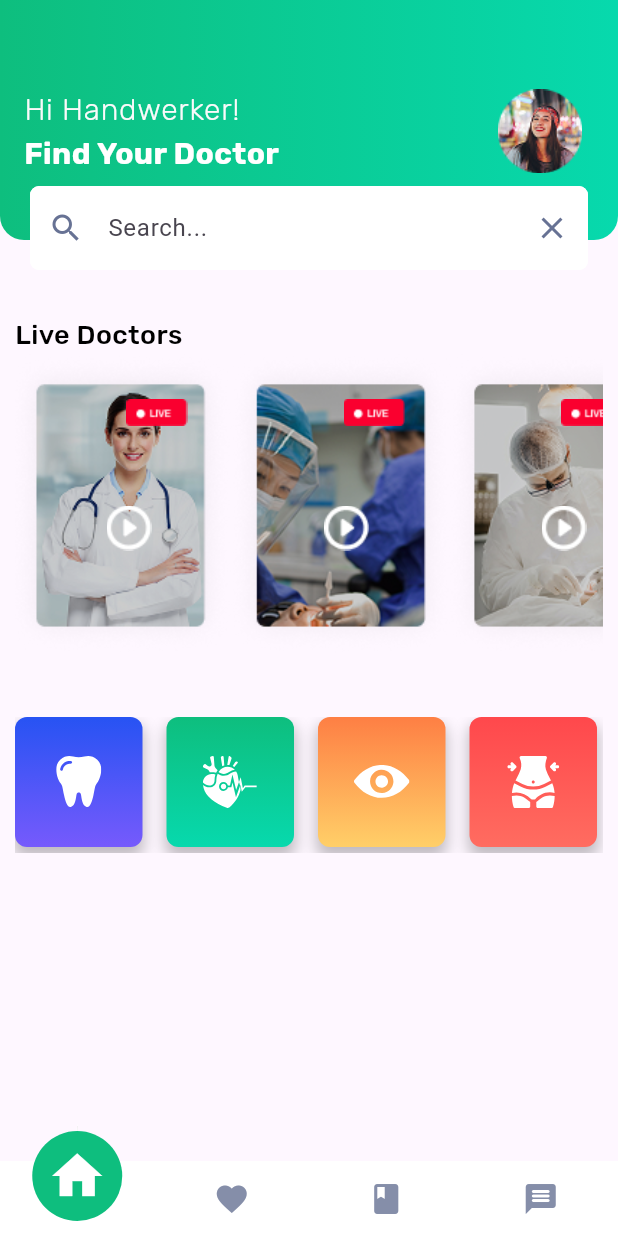
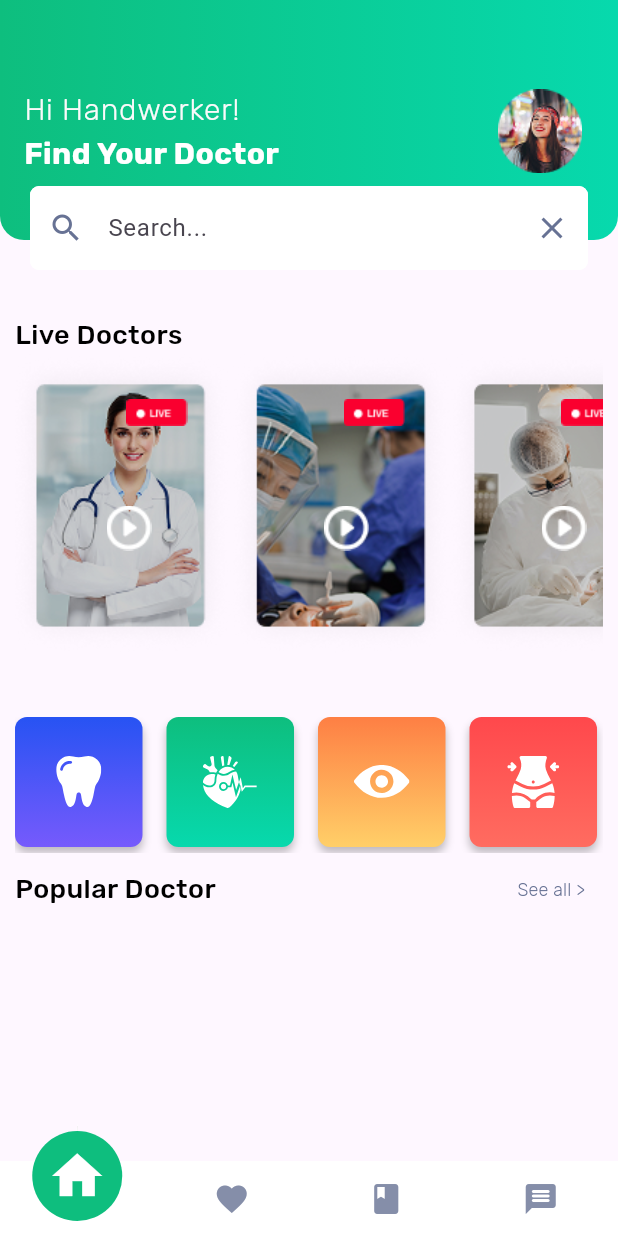
Before and after one commit to mano299/DoctorApp, a Flutter app: the HomeView screen opened directly, on a phone screen of 412 x 824 dp. Run offline on Flutter 3.47's test engine with Material 3 defaults, Android fonts, the phone set to English and light mode, and no system bars; drawn by our look-alikes of convex_bottom_bar; our stand-ins replace flutter_svg.

Commit message:
create popular doctors header

```diff
--- a/lib/core/utils/app_styles.dart
+++ b/lib/core/utils/app_styles.dart
@@ -37,4 +37,10 @@ abstract class AppStyles {
     fontFamily: 'Rubik',
     color: Color(0xffFAFAFA),
   );
+  static TextStyle styleLight12 = TextStyle(
+    fontSize: 12,
+    fontWeight: FontWeight.w300,
+    fontFamily: 'Rubik',
+    color: Color(0xff677294),
+  );
 }
--- a/lib/features/home/presentation/widgets/home_view_body.dart
+++ b/lib/features/home/presentation/widgets/home_view_body.dart
@@ -1,12 +1,11 @@
-import 'package:doctor_app/core/utils/app_images.dart';
 import 'package:doctor_app/core/utils/app_styles.dart';
 import 'package:flutter/material.dart';
 
 import 'custom_app_bar.dart';
 import 'custom_text_field.dart';
-import 'illness_item.dart';
 import 'illness_item_list_view.dart';
 import 'live_doctors_list_view.dart';
+import 'popular_doctors_header.dart';
 
 class HomeViewBody extends StatelessWidget {
   const HomeViewBody({super.key});
@@ -51,7 +50,8 @@ class HomeViewBody extends StatelessWidget {
               SizedBox(
                 height: MediaQuery.sizeOf(context).height * 0.11,
                 child: IllnessItemListView(),
-              )
+              ),
+              PopularDoctorsHeader()
             ],
           ),
         )
--- a/lib/features/home/presentation/widgets/illness_item.dart
+++ b/lib/features/home/presentation/widgets/illness_item.dart
@@ -15,13 +15,13 @@ class IllnessItem extends StatelessWidget {
         gradient: LinearGradient(
             begin: Alignment.topCenter,
             end: Alignment.bottomCenter,
-            colors: backgroundColors ?? [Colors.blue, Colors.blueAccent]),
+            colors: backgroundColors),
         boxShadow: [
           BoxShadow(
             color: Color(0x3F000000),
-            blurRadius: 8,
-            offset: Offset(0, 6),
-            spreadRadius: 1,
+            blurRadius: 4,
+            offset: Offset(0, 4),
+            spreadRadius: 0,
           )
         ],
       ),
--- /dev/null
+++ b/lib/features/home/presentation/widgets/popular_doctors_header.dart
@@ -0,0 +1,26 @@
+import 'package:doctor_app/core/utils/app_styles.dart';
+import 'package:flutter/material.dart';
+
+class PopularDoctorsHeader extends StatelessWidget {
+  const PopularDoctorsHeader({super.key});
+
+  @override
+  Widget build(BuildContext context) {
+    return Row(
+      mainAxisAlignment: MainAxisAlignment.spaceBetween,
+      children: [
+        Text(
+          'Popular Doctor',
+          style: AppStyles.styleMedium18.copyWith(color: Colors.black),
+        ),
+        TextButton(
+          onPressed: () {},
+          child: Text(
+            'See all >',
+            style: AppStyles.styleLight12,
+          ),
+        )
+      ],
+    );
+  }
+}
```
